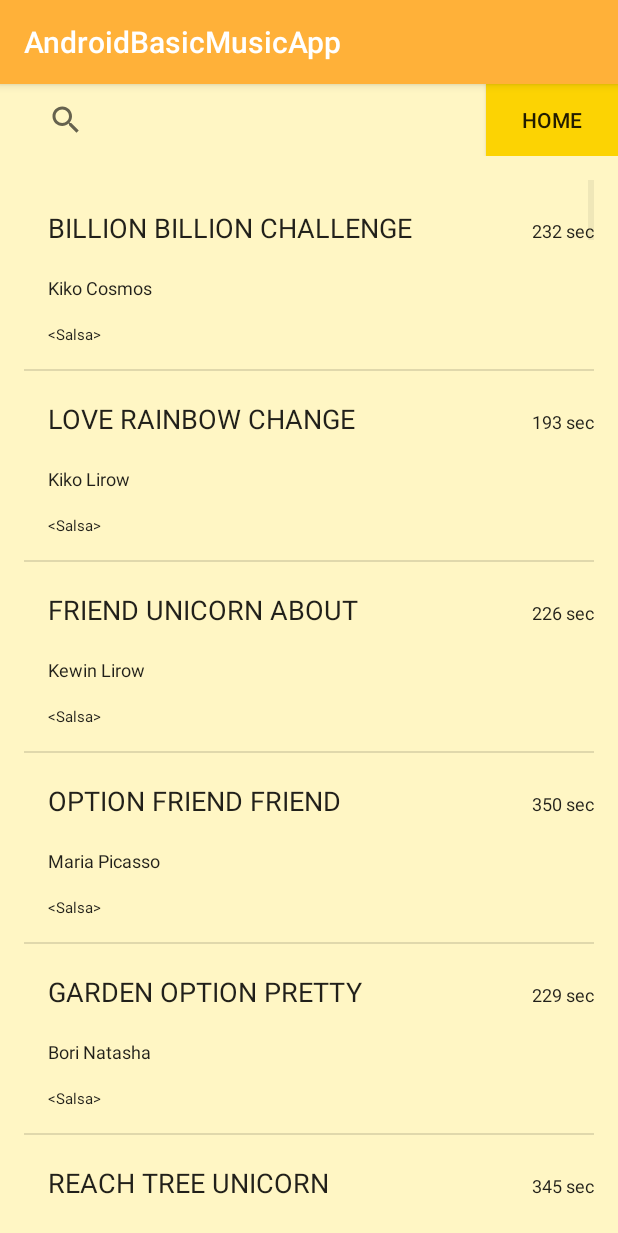
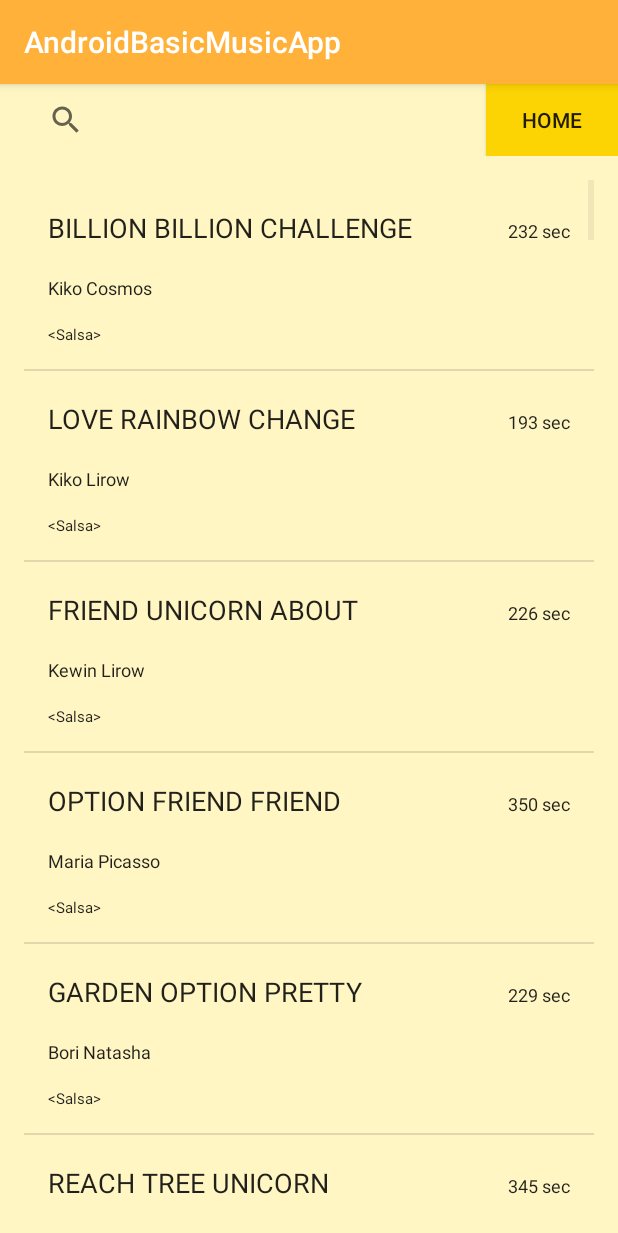
Before and after one commit to tomaszkolonko/AndroidBasic_MusicPlayer, an Android app: the ListSongsActivity screen opened directly, with no data from a screen before it, on a phone screen of 412 x 824 dp. Shown: the top 1233 px of the screen. Run offline under Robolectric (Android 15) with nearby library versions, the phone set to English and light mode, and no system bars.

Commit message:
some minor refactoring

```diff
--- a/app/src/main/res/layout/activity_list_songs.xml
+++ b/app/src/main/res/layout/activity_list_songs.xml
@@ -16,13 +16,12 @@
 
         <androidx.appcompat.widget.SearchView
             android:id="@+id/searchFieldSongContainer"
-            android:layout_width="match_parent"
+            android:layout_width="0dp"
             android:layout_height="wrap_content"
             android:layout_marginLeft="10dp"
             android:layout_marginRight="10dp"
             android:layout_weight="6"
             android:drawableEnd="@android:drawable/ic_menu_search"
-            android:hint="Search for Title"
             android:inputType="text"
             android:maxLines="1"
             android:paddingStart="10dp"
@@ -43,6 +42,6 @@
         android:layout_width="match_parent"
         android:layout_height="match_parent"
         android:orientation="vertical"
-        android:padding="16dp"
-        tools:context=".ListSongsActivity"></ListView>
+        android:padding="@dimen/standard_padding"
+        tools:context=".ListSongsActivity" />
 </LinearLayout>
--- a/app/src/main/res/layout/activity_main.xml
+++ b/app/src/main/res/layout/activity_main.xml
@@ -39,5 +39,5 @@
         android:tag="random"
         android:text="Random"
         android:textAppearance="?android:attr/textAppearanceListItemSmall"
-        android:textSize="16sp" />
+        android:textSize="@dimen/text_medium" />
 </LinearLayout>
--- a/app/src/main/res/layout/activity_play_song.xml
+++ b/app/src/main/res/layout/activity_play_song.xml
@@ -32,7 +32,7 @@
         android:layout_below="@+id/songImagePlayView"
         android:layout_centerHorizontal="true"
         android:layout_marginTop="40dp"
-        android:textSize="18sp" />
+        android:textSize="@dimen/text_big" />
 
     <TextView
         android:id="@+id/songAuthorPlayView"
@@ -41,7 +41,7 @@
         android:layout_below="@+id/songTitlePlayView"
         android:layout_centerHorizontal="true"
         android:paddingBottom="30dp"
-        android:textSize="14sp" />
+        android:textSize="@dimen/text_small_next" />
 
     <LinearLayout
         android:layout_width="match_parent"
--- a/app/src/main/res/layout/single_genre_view_element.xml
+++ b/app/src/main/res/layout/single_genre_view_element.xml
@@ -15,6 +15,6 @@
         android:padding="10dp"
         android:tag=""
         android:textAppearance="?android:attr/textAppearanceListItemSmall"
-        android:textSize="16sp" />
+        android:textSize="@dimen/text_medium" />
 
 </LinearLayout>
--- a/app/src/main/res/layout/single_song_view_element.xml
+++ b/app/src/main/res/layout/single_song_view_element.xml
@@ -2,12 +2,12 @@
     android:id="@+id/songLinearLayout"
     android:layout_width="match_parent"
     android:layout_height="match_parent"
-    android:orientation="vertical">
+    android:orientation="vertical" >
 
     <LinearLayout
         android:layout_width="match_parent"
         android:layout_height="wrap_content"
-        android:orientation="horizontal">
+        android:orientation="horizontal" >
 
         <TextView
             android:id="@+id/songTitle"
@@ -15,11 +15,11 @@
             android:layout_height="wrap_content"
             android:gravity="center_vertical"
             android:minHeight="?android:attr/listPreferredItemHeightSmall"
-            android:paddingLeft="16dp"
-            android:paddingTop="16dp"
+            android:paddingLeft="@dimen/standard_padding"
+            android:paddingTop="@dimen/standard_padding"
             android:textAllCaps="true"
             android:textAppearance="?android:attr/textAppearanceListItemSmall"
-            android:textSize="18dp" />
+            android:textSize="@dimen/text_big" />
 
         <TextView
             android:id="@+id/songLegth"
@@ -27,10 +27,11 @@
             android:layout_height="wrap_content"
             android:gravity="right"
             android:minHeight="?android:attr/listPreferredItemHeightSmall"
-            android:paddingLeft="16dp"
-            android:paddingTop="16dp"
+            android:paddingLeft="@dimen/standard_padding"
+            android:paddingTop="@dimen/standard_padding"
+            android:paddingRight="@dimen/standard_padding"
             android:textAppearance="?android:attr/textAppearanceListItemSmall"
-            android:textSize="12dp" />
+            android:textSize="@dimen/text_small" />
     </LinearLayout>
 
 
@@ -40,19 +41,19 @@
         android:layout_height="wrap_content"
         android:gravity="center_vertical"
         android:minHeight="?android:attr/listPreferredItemHeightSmall"
-        android:paddingLeft="16dp"
+        android:paddingStart="@dimen/standard_padding"
         android:text="Placeholder"
         android:textAppearance="?android:attr/textAppearanceListItemSmall"
-        android:textSize="12dp" />
+        android:textSize="@dimen/text_small" />
 
     <TextView
         android:id="@+id/songGenre"
         android:layout_width="match_parent"
         android:layout_height="wrap_content"
         android:gravity="center_vertical"
-        android:paddingLeft="16dp"
-        android:paddingBottom="16dp"
+        android:paddingLeft="@dimen/standard_padding"
+        android:paddingBottom="@dimen/standard_padding"
         android:textAppearance="?android:attr/textAppearanceListItemSmall"
-        android:textSize="10dp" />
+        android:textSize="@dimen/text_extra_small" />
 
 </LinearLayout>
--- /dev/null
+++ b/app/src/main/res/values/dimens.xml
@@ -0,0 +1,14 @@
+<?xml version="1.0" encoding="utf-8"?>
+<resources>
+
+    <!-- padding -->
+    <dimen name="standard_padding">16dp</dimen>
+
+
+    <!-- fonts size -->
+    <dimen name="text_extra_small">10sp</dimen>
+    <dimen name="text_small">12sp</dimen>
+    <dimen name="text_small_next">14sp</dimen>
+    <dimen name="text_medium">16sp</dimen>
+    <dimen name="text_big">18sp</dimen>
+</resources>
```
Also changed, not shown: app/src/main/java/com/example/android/androidbasicsmusicplayer/SongAdapter.java (+5 -5 lines), app/src/main/res/drawable/genre_small.png (deleted), 1 other file.
